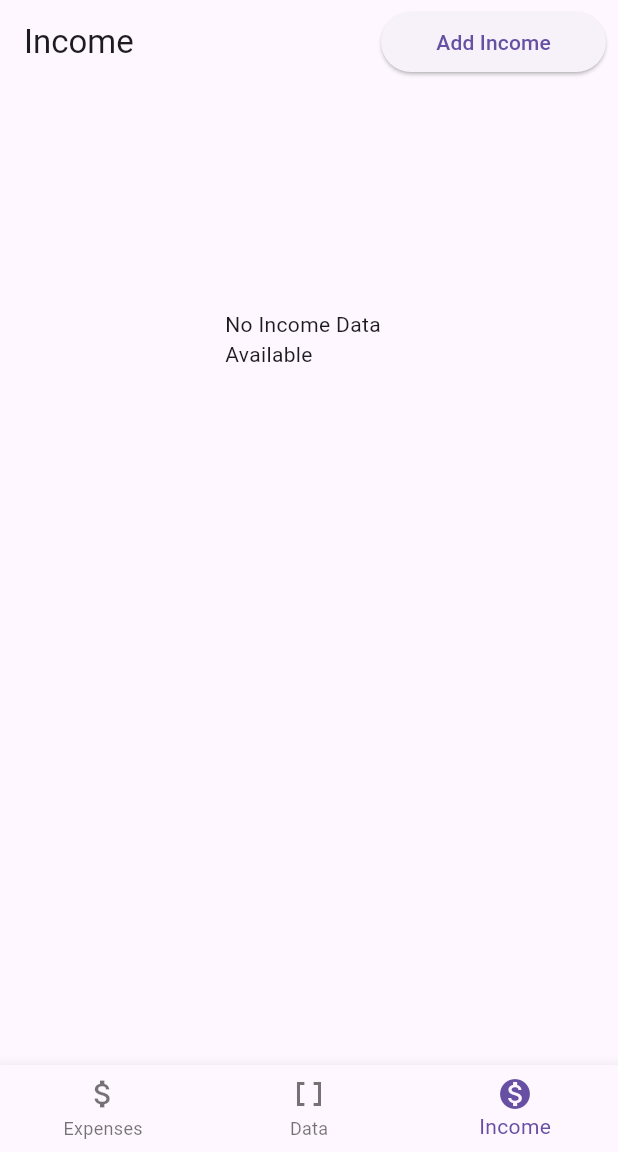
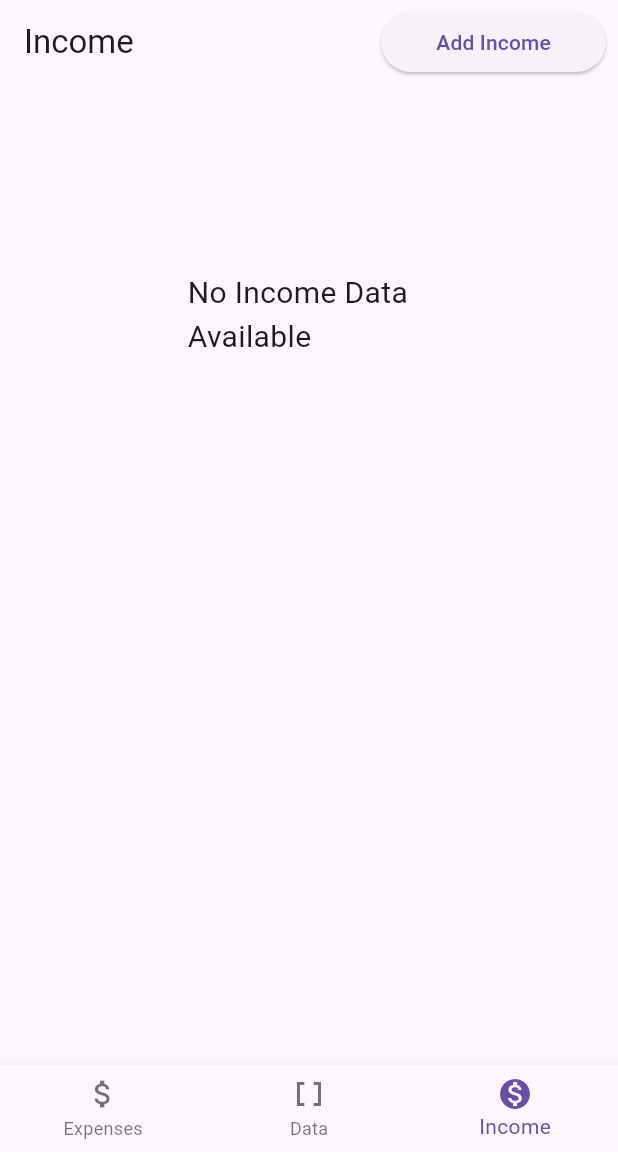
Before and after one commit to ihedwards/MoneyWoman, a Flutter app: the screen it shows after launch, item 3 of the bottom bar chosen, on a phone screen of 412 x 824 dp, the part 84-1236 px from its top. Run offline on Flutter 3.47's test engine with Material 3 defaults, Android fonts, the phone set to English and light mode, and no system bars; our stand-ins replace shared_preferences.

Commit message:
Small tweaks with text

```diff
--- a/lib/main.dart
+++ b/lib/main.dart
@@ -45,7 +45,7 @@ class _MyHomePageState extends State<MyHomePage> {
     super.initState();
     _pages = [
       Expenses(updateTableData: updateTableData), //allows for the expenses to be a tab and update table
-      DataPage(), //creates data tab
+      const DataPage(), //creates data tab
       Income(updateTableData: updateTableData), //allows for the expenses to be a tab and update table
 
     ];
--- a/lib/tabs/data_page.dart
+++ b/lib/tabs/data_page.dart
@@ -2,6 +2,8 @@ import 'package:flutter/material.dart';
 import 'package:flutter_money_working/tabs/data.dart'; // Import your DataComparison class here
 
 class DataPage extends StatelessWidget {
+  const DataPage({super.key});
+
   @override
   Widget build(BuildContext context) {
     return FutureBuilder<ComparisonResult>(
--- a/lib/tabs/income.dart
+++ b/lib/tabs/income.dart
@@ -9,7 +9,7 @@ import 'package:intl/intl.dart';
 class Income extends StatefulWidget {
   final Function(List<Map<String, String>>) updateTableData;
 
-  const Income({Key? key, required this.updateTableData}) : super(key: key);
+  const Income({super.key, required this.updateTableData});
 
   @override
   // ignore: library_private_types_in_public_api
@@ -151,9 +151,12 @@ Widget build(BuildContext context) {
             ),
           if (_tableData.isEmpty && !_isFormVisible) //when the table is empty user sees following text
             const Center(
-              child: Padding(padding: EdgeInsets.all(150.0),
-              child: Text('No Income Data Available'),
-            )),
+              child: Padding(
+              padding: EdgeInsets.all(125.0),
+              child:
+                Text('No Income Data Available',
+                style: TextStyle(fontSize: 20.0),
+            ))),
 
         ],
       ),
```
Also changed, not shown: lib/tabs/data.dart (+7 -7 lines), lib/tabs/expenses.dart (+6 -4 lines).
